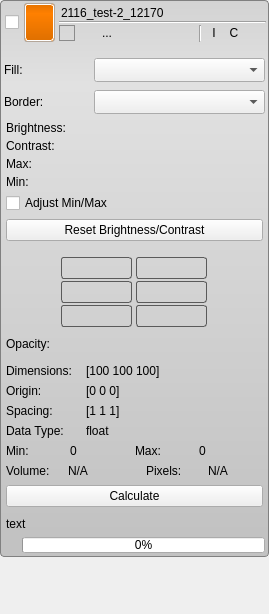
Above: Interface/AppInterface/LayerWidget.ui from jessdtate/Seg3D before the change. Below: the same form after it.
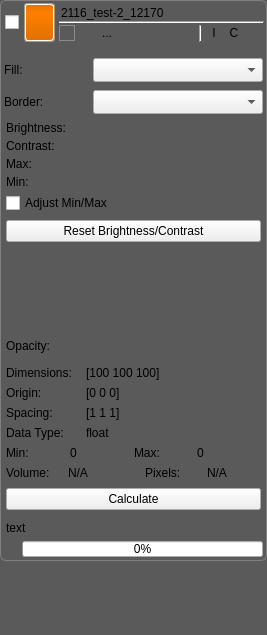
That is the form after the change. Icons and pictures are not drawn. Custom widgets are drawn as their Qt base class.

The edit to the form file:
```diff
--- a/Interface/AppInterface/LayerWidget.ui
+++ b/Interface/AppInterface/LayerWidget.ui
@@ -6,8 +6,8 @@
    <rect>
     <x>0</x>
     <y>0</y>
-    <width>269</width>
-    <height>614</height>
+    <width>267</width>
+    <height>635</height>
    </rect>
   </property>
   <property name="mouseTracking">
@@ -17,14 +17,18 @@
    <string>Form</string>
   </property>
   <property name="styleSheet">
-   <string notr="true">
+   <string notr="true">QWidget#background_{
+	background-color: rgb( 90, 90, 90 );
+}
+
+QLabel#facade_widget_{
+	background-color: rgba(0, 0, 0, 0);
+}
+
 QWidget#base_{
-	background-color: qlineargradient(spread:pad, x1:0.5, y1:0, x2:0.5, y2:0.960227, stop:0 rgba(211, 211, 211, 255), stop:0.155779 rgba(225, 225, 225, 255), stop:1 rgba(194, 194, 194, 255));
-border: 1px solid gray;
-border-top-left-radius: 4px;
-border-top-right-radius:4px;
-border-bottom-right-radius: 4px;
-border-bottom-left-radius: 4px;
+	background-color: qlineargradient(spread:pad, x1:0.5, y1:0, x2:0.5, y2:0.960227, stop:0 rgba(211, 211, 211, 255), stop:0.155779 rgba(225, 225, 225, 255), 				stop:1 rgba(194, 194, 194, 255));
+	border: 1px solid gray;
+border-radius: 6px;
 }
 
 QToolButton#viewer_0_button_{
@@ -89,7 +93,6 @@
 QLineEdit#label_{
 	text-align: left;
 	color: black;
-	margin-right: 3px;
 	background-color: rgba(255, 255, 255, 0);
 }
 QLineEdit#label_:focus{
@@ -136,6 +139,15 @@
 
 </string>
   </property>
+  <layout class="QHBoxLayout" name="horizontalLayout_22">
+   <property name="spacing">
+    <number>0</number>
+   </property>
+   <property name="margin">
+    <number>0</number>
+   </property>
+   <item>
+    <widget class="QWidget" name="background_" native="true">
   <layout class="QVBoxLayout" name="verticalLayout_10">
    <property name="spacing">
     <number>0</number>
@@ -852,9 +864,9 @@
              <height>30</height>
             </size>
            </property>
-           <layout class="QHBoxLayout" name="horizontalLayout_12">
+              <layout class="QHBoxLayout" name="horizontalLayout_12" stretch="1,2">
             <property name="spacing">
-             <number>0</number>
+                <number>4</number>
             </property>
             <property name="margin">
              <number>0</number>
@@ -1027,7 +1039,7 @@
               <property name="minimumSize">
                <size>
                 <width>0</width>
-                <height>30</height>
+                   <height>32</height>
                </size>
               </property>
               <layout class="QHBoxLayout" name="horizontalLayout_15">
@@ -1687,7 +1699,7 @@
               <property name="minimumSize">
                <size>
                 <width>0</width>
-                <height>30</height>
+                   <height>32</height>
                </size>
               </property>
               <layout class="QHBoxLayout" name="horizontalLayout_10">
@@ -1848,9 +1860,21 @@
    </item>
    <item>
     <widget class="QLabel" name="facade_widget_">
+        <property name="frameShape">
+         <enum>QFrame::NoFrame</enum>
+        </property>
+        <property name="lineWidth">
+         <number>0</number>
+        </property>
      <property name="text">
       <string/>
      </property>
+        <property name="alignment">
+         <set>Qt::AlignCenter</set>
+        </property>
+       </widget>
+      </item>
+     </layout>
     </widget>
    </item>
   </layout>
```
Left out of the diff: 4 changed lines with no effect on the pictures. Lines whose indentation alone changed are shown as unchanged.
